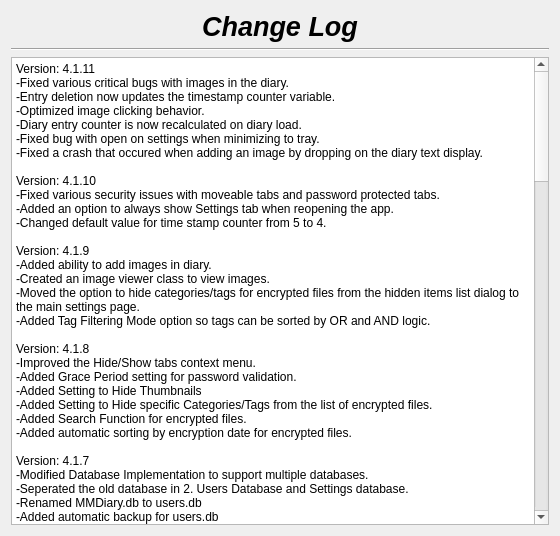
Above: changelog.ui from therealMaPMaKeR/MMDiary before the change. Below: the same form after it.
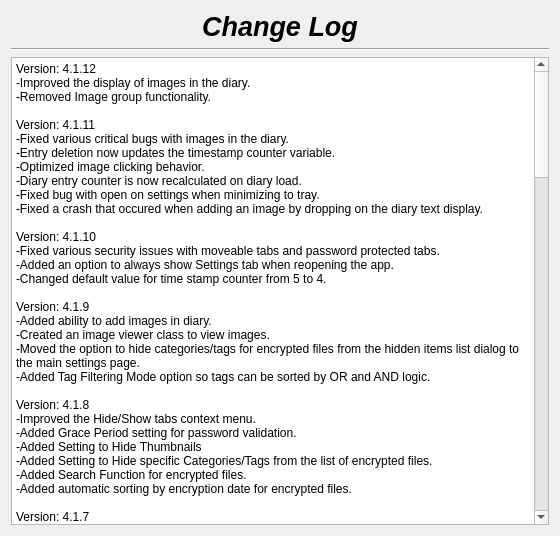
That is the form after the change.

Commit message: improved image display in diary

Patch:
```diff
--- a/changelog.ui
+++ b/changelog.ui
@@ -55,7 +55,7 @@
 li.unchecked::marker { content: &quot;\2610&quot;; }
 li.checked::marker { content: &quot;\2612&quot;; }
 &lt;/style&gt;&lt;/head&gt;&lt;body style=&quot; font-family:'Segoe UI'; font-size:9pt; font-weight:400; font-style:normal;&quot;&gt;
-&lt;p style=&quot; margin-top:0px; margin-bottom:0px; margin-left:0px; margin-right:0px; -qt-block-indent:0; text-indent:0px;&quot;&gt;Version: 4.1.11&lt;br /&gt;-Fixed various critical bugs with images in the diary.&lt;/p&gt;
+&lt;p style=&quot; margin-top:0px; margin-bottom:0px; margin-left:0px; margin-right:0px; -qt-block-indent:0; text-indent:0px;&quot;&gt;Version: 4.1.12&lt;br /&gt;-Improved the display of images in the diary.&lt;br /&gt;-Removed Image group functionality.&lt;br /&gt;&lt;br /&gt;Version: 4.1.11&lt;br /&gt;-Fixed various critical bugs with images in the diary.&lt;/p&gt;
 &lt;p style=&quot; margin-top:0px; margin-bottom:0px; margin-left:0px; margin-right:0px; -qt-block-indent:0; text-indent:0px;&quot;&gt;-Entry deletion now updates the timestamp counter variable.&lt;/p&gt;
 &lt;p style=&quot; margin-top:0px; margin-bottom:0px; margin-left:0px; margin-right:0px; -qt-block-indent:0; text-indent:0px;&quot;&gt;-Optimized image clicking behavior.&lt;/p&gt;
 &lt;p style=&quot; margin-top:0px; margin-bottom:0px; margin-left:0px; margin-right:0px; -qt-block-indent:0; text-indent:0px;&quot;&gt;-Diary entry counter is now recalculated on diary load.&lt;/p&gt;
```
The commit also changes 4 other files.
